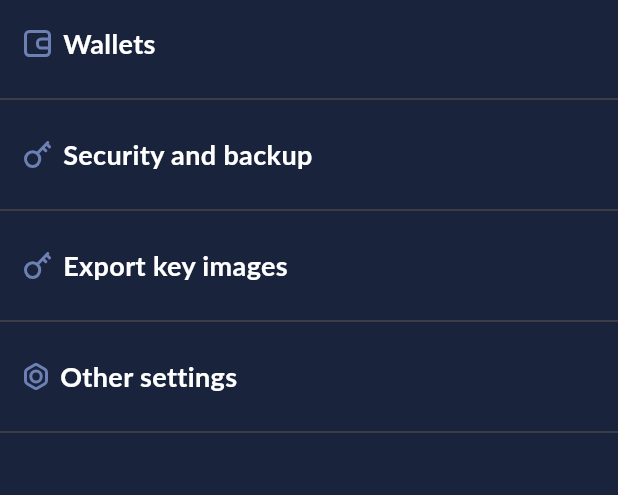
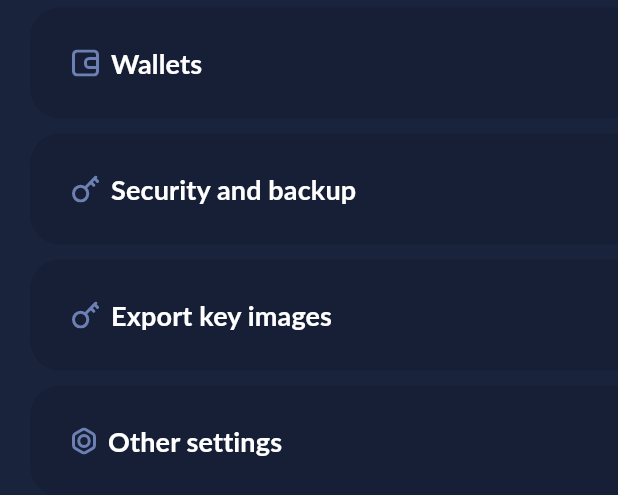
Before and after one commit to cake-tech/cupcake, a Flutter app: the DrawerElements widget shown alone on an empty page, opened directly with empty values, on a phone screen of 412 x 824 dp. Shown: the top 495 px of the screen. Run offline on Flutter 3.47's test engine with Material 3 defaults, Android fonts, the phone set to English and light mode, and no system bars; our stand-ins replace flutter_secure_storage, flutter_svg, lottie, qr_flutter, share_plus; missing offline and left inert: fast_scanner, monero, polyseed; accounts and stored records are empty; generated files the repository leaves out were written again.

Commit message:
More UI changes

```diff
--- a/lib/l10n/app_en.arb
+++ b/lib/l10n/app_en.arb
@@ -60,7 +60,7 @@
   "view_key": "View Key",
   "restore_height": "Restore height",
   "seed_offset": "Seed offset",
-  "view_only_restore_qr": "View only restore qr",
+  "view_only_restore_qr": "Restore View-Only Wallet",
   "seed_screen_wallet_seed_polyseed": "Wallet seed (Polyseed)",
   "seed_screen_wallet_seed_polyseed_encrypted": "Wallet seed (Polyseed [Encrypted])",
   "seed_screen_wallet_seed_legacy": "Wallet seed (Legacy)"
--- a/lib/views/security_backup.dart
+++ b/lib/views/security_backup.dart
@@ -39,7 +39,9 @@ class SecurityBackup extends AbstractView {
               switch (d.type) {
                 case WalletSeedDetailType.text:
                   return ListTile(
-                    title: Text(d.name),
+                    title: Text(d.name,
+                        style: Theme.of(context).textTheme.bodyMedium!.copyWith(
+                            fontSize: 14, fontWeight: FontWeight.w700)),
                     subtitle: SelectableText(
                       d.value,
                       style: const TextStyle(color: Colors.white),
@@ -48,7 +50,7 @@ class SecurityBackup extends AbstractView {
                 case WalletSeedDetailType.qr:
                   return LongPrimaryButton(
                     text: d.name,
-                    icon: null,
+                    icon: Icons.qr_code_rounded,
                     onPressed: () async {
                       await _showQrCode(context, d);
                     },
--- a/lib/views/widgets/drawer_element.dart
+++ b/lib/views/widgets/drawer_element.dart
@@ -22,8 +22,25 @@ class DrawerElement extends StatelessWidget {
 
   @override
   Widget build(BuildContext context) {
-    return InkWell(
-      onTap: () {
+    return Container(
+        //padding: EdgeInsets.only(top: 5, left: 15, bottom: 5),
+        margin: const EdgeInsets.only(top: 5, left: 20, bottom: 5),
+        child: TextButton(
+          style: ButtonStyle(
+            backgroundColor: MaterialStateProperty.all(Colors.black12),
+            shape: MaterialStateProperty.all(
+              const RoundedRectangleBorder(
+                side: BorderSide(
+                    //color: Colors.black12,
+                    width: 100),
+                borderRadius: BorderRadius.only(
+                  topLeft: Radius.circular(20),
+                  bottomLeft: Radius.circular(20),
+                ),
+              ),
+            ),
+          ),
+          onPressed: () {
             callThrowable(context, () async => await action(context), text);
           },
           child: Padding(
@@ -43,7 +60,7 @@ class DrawerElement extends StatelessWidget {
               ],
             ),
           ),
-    );
+        ));
   }
 }
 
@@ -81,25 +98,21 @@ class DrawerElements extends StatelessWidget {
           text: L.wallets,
           action: _walletList,
         ),
-        const Divider(),
         DrawerElement(
           svg: Assets.drawerIcons.securityAndBackup.svg(),
           text: L.security_and_backup,
           action: _securityBackup,
         ),
-        const Divider(),
         DrawerElement(
           svg: Assets.drawerIcons.exportKeyImages.svg(),
           text: L.export_key_images,
           action: _exportKeyImages,
         ),
-        const Divider(),
         DrawerElement(
           svg: Assets.drawerIcons.otherSettings.svg(),
           text: L.other_settings,
           action: _otherSettings,
         ),
-        const Divider(),
       ],
     );
   }
--- a/lib/widgets/form_builder.dart
+++ b/lib/widgets/form_builder.dart
@@ -85,7 +85,8 @@ class _FormBuilderState extends State<FormBuilder> {
         if (e is StringFormElement) {
           if (e.isExtra && !widget.showExtra) return Container();
           return Padding(
-            padding: const EdgeInsets.only(bottom: 16.0),
+            padding:
+                const EdgeInsets.only(bottom: 16.0, left: 24.0, right: 24.0),
             child: TextFormField(
               controller: e.ctrl,
               obscureText: e.password,
@@ -112,7 +113,8 @@ class _FormBuilderState extends State<FormBuilder> {
         } else if (e is PinFormElement) {
           if (e.showNumboard) return Container();
           return Padding(
-            padding: const EdgeInsets.only(bottom: 16.0),
+            padding:
+                const EdgeInsets.only(bottom: 16.0, left: 24.0, right: 24.0),
             child: TextFormField(
               controller: e.ctrl,
               obscureText: true,
```
Also changed, not shown: lib/views/wallet_home.dart (+10 -4 lines). Lines whose indentation alone changed are shown as unchanged.
